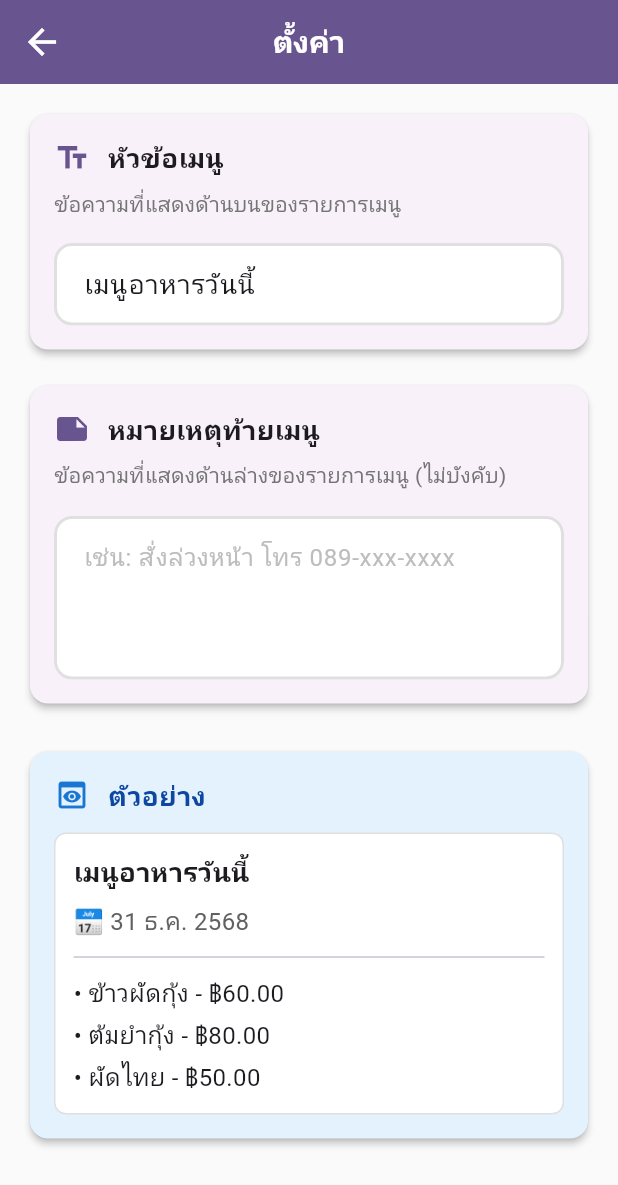
After one commit to ppp3ppj/food_book, a Flutter app: the SettingsScreen screen opened by its route, after a tap on the "arrow back" icon, on a phone screen of 412 x 824 dp. The commit adds this screen. Shown: the top 1185 px of the screen. Run offline on Flutter 3.47's test engine with Material 3 defaults, Android fonts, the phone set to English and light mode, and no system bars; our stand-ins replace flutter_hooks, flutter_riverpod, go_router, hooks_riverpod, shared_preferences; missing offline and left inert: sqlite3; accounts and stored records are empty.

Commit message:
Add settings provider and screen for menu configuration; implement header and footer text management with user input

```diff
--- /dev/null
+++ b/lib/providers/settings_provider.dart
@@ -0,0 +1,55 @@
+import 'package:flutter_riverpod/flutter_riverpod.dart';
+import 'package:shared_preferences/shared_preferences.dart';
+import '../models/settings_model.dart';
+
+/// Settings state provider
+class SettingsNotifier extends Notifier<SettingsModel> {
+  @override
+  SettingsModel build() {
+    _loadSettings();
+    return SettingsModel();
+  }
+
+  /// Load settings from shared preferences
+  Future<void> _loadSettings() async {
+    try {
+      final prefs = await SharedPreferences.getInstance();
+      final headerText = prefs.getString('menuHeaderText') ?? 'เมนูอาหารวันนี้';
+      final footerNote = prefs.getString('menuFooterNote') ?? '';
+
+      state = SettingsModel(
+        menuHeaderText: headerText,
+        menuFooterNote: footerNote,
+      );
+    } catch (e) {
+      print('❌ Error loading settings: $e');
+    }
+  }
+
+  /// Update header text
+  Future<void> updateHeaderText(String text) async {
+    try {
+      final prefs = await SharedPreferences.getInstance();
+      await prefs.setString('menuHeaderText', text);
+      state = state.copyWith(menuHeaderText: text);
+    } catch (e) {
+      print('❌ Error saving header text: $e');
+    }
+  }
+
+  /// Update footer note
+  Future<void> updateFooterNote(String note) async {
+    try {
+      final prefs = await SharedPreferences.getInstance();
+      await prefs.setString('menuFooterNote', note);
+      state = state.copyWith(menuFooterNote: note);
+    } catch (e) {
+      print('❌ Error saving footer note: $e');
+    }
+  }
+}
+
+/// Settings provider
+final settingsProvider = NotifierProvider<SettingsNotifier, SettingsModel>(() {
+  return SettingsNotifier();
+});
--- a/lib/router/app_router.dart
+++ b/lib/router/app_router.dart
@@ -4,6 +4,7 @@ import 'package:go_router/go_router.dart';
 import '../views/item_list_screen.dart';
 import '../views/add_item_screen.dart';
 import '../views/edit_item_screen.dart';
+import '../views/settings_screen.dart';
 import '../models/item_model.dart';
 
 /// Route paths as constants for type safety and easy refactoring
@@ -11,6 +12,7 @@ class AppRoutes {
   static const String home = '/';
   static const String addItem = '/add-item';
   static const String editItem = '/edit-item';
+  static const String settings = '/settings';
 }
 
 /// GoRouter configuration provider
@@ -25,9 +27,8 @@ final goRouterProvider = Provider<GoRouter>((ref) {
       GoRoute(
         path: AppRoutes.home,
         name: 'home',
-        pageBuilder: (context, state) => const MaterialPage(
-          child: ItemListScreen(),
-        ),
+        pageBuilder: (context, state) =>
+            const MaterialPage(child: ItemListScreen()),
       ),
 
       // Add Item route
@@ -36,9 +37,7 @@ final goRouterProvider = Provider<GoRouter>((ref) {
         name: 'add-item',
         pageBuilder: (context, state) {
           final date = state.extra as String?;
-          return MaterialPage(
-            child: AddItemScreen(date: date),
-          );
+          return MaterialPage(child: AddItemScreen(date: date));
         },
       ),
 
@@ -55,6 +54,14 @@ final goRouterProvider = Provider<GoRouter>((ref) {
           );
         },
       ),
+
+      // Settings route
+      GoRoute(
+        path: AppRoutes.settings,
+        name: 'settings',
+        pageBuilder: (context, state) =>
+            const MaterialPage(child: SettingsScreen()),
+      ),
     ],
 
     // Error handling
@@ -66,10 +73,7 @@ final goRouterProvider = Provider<GoRouter>((ref) {
           children: [
             const Icon(Icons.error_outline, size: 64, color: Colors.red),
             const SizedBox(height: 16),
-            Text(
-              'Page not found: ${state.uri}',
-              textAlign: TextAlign.center,
-            ),
+            Text('Page not found: ${state.uri}', textAlign: TextAlign.center),
             const SizedBox(height: 24),
             ElevatedButton(
               onPressed: () => context.go(AppRoutes.home),
--- /dev/null
+++ b/lib/views/settings_screen.dart
@@ -0,0 +1,299 @@
+import 'package:flutter/material.dart';
+import 'package:flutter_hooks/flutter_hooks.dart';
+import 'package:go_router/go_router.dart';
+import 'package:hooks_riverpod/hooks_riverpod.dart';
+import '../providers/settings_provider.dart';
+
+/// Settings Screen - Configure menu export settings
+class SettingsScreen extends HookConsumerWidget {
+  const SettingsScreen({super.key});
+
+  @override
+  Widget build(BuildContext context, WidgetRef ref) {
+    final settings = ref.watch(settingsProvider);
+    final headerController = useTextEditingController(
+      text: settings.menuHeaderText,
+    );
+    final footerController = useTextEditingController(
+      text: settings.menuFooterNote,
+    );
+
+    return Scaffold(
+      backgroundColor: Colors.grey[50],
+      appBar: AppBar(
+        title: const Text(
+          'ตั้งค่า',
+          style: TextStyle(fontSize: 20, fontWeight: FontWeight.bold),
+        ),
+        centerTitle: true,
+        backgroundColor: Theme.of(context).colorScheme.primary,
+        foregroundColor: Colors.white,
+        elevation: 0,
+        toolbarHeight: 56,
+        leading: IconButton(
+          icon: const Icon(Icons.arrow_back, size: 28),
+          onPressed: () => context.pop(),
+        ),
+      ),
+      body: ListView(
+        padding: const EdgeInsets.all(16),
+        children: [
+          // Header Section
+          Card(
+            elevation: 2,
+            shape: RoundedRectangleBorder(
+              borderRadius: BorderRadius.circular(12),
+            ),
+            child: Padding(
+              padding: const EdgeInsets.all(16.0),
+              child: Column(
+                crossAxisAlignment: CrossAxisAlignment.start,
+                children: [
+                  Row(
+                    children: [
+                      Icon(
+                        Icons.text_fields,
+                        size: 24,
+                        color: Theme.of(context).colorScheme.primary,
+                      ),
+                      const SizedBox(width: 12),
+                      const Text(
+                        'หัวข้อเมนู',
+                        style: TextStyle(
+                          fontSize: 18,
+                          fontWeight: FontWeight.bold,
+                        ),
+                      ),
+                    ],
+                  ),
+                  const SizedBox(height: 8),
+                  Text(
+                    'ข้อความที่แสดงด้านบนของรายการเมนู',
+                    style: TextStyle(fontSize: 14, color: Colors.grey[600]),
+                  ),
+                  const SizedBox(height: 16),
+                  TextField(
+                    controller: headerController,
+                    style: const TextStyle(fontSize: 18),
+                    decoration: InputDecoration(
+                      hintText: 'เช่น: เมนูอาหารวันนี้',
+                      hintStyle: TextStyle(
+                        fontSize: 16,
+                        color: Colors.grey[400],
+                      ),
+                      filled: true,
+                      fillColor: Colors.white,
+                      border: OutlineInputBorder(
+                        borderRadius: BorderRadius.circular(12),
+                        borderSide: BorderSide(
+                          color: Colors.grey[300]!,
+                          width: 2,
+                        ),
+                      ),
+                      enabledBorder: OutlineInputBorder(
+                        borderRadius: BorderRadius.circular(12),
+                        borderSide: BorderSide(
+                          color: Colors.grey[300]!,
+                          width: 2,
+                        ),
+                      ),
+                      focusedBorder: OutlineInputBorder(
+                        borderRadius: BorderRadius.circular(12),
+                        borderSide: BorderSide(
+                          color: Theme.of(context).colorScheme.primary,
+                          width: 2,
+                        ),
+                      ),
+                      contentPadding: const EdgeInsets.symmetric(
+                        horizontal: 16,
+                        vertical: 14,
+                      ),
+                    ),
+                    onChanged: (value) {
+                      ref
+                          .read(settingsProvider.notifier)
+                          .updateHeaderText(value);
+                    },
+                  ),
+                ],
+              ),
+            ),
+          ),
+          const SizedBox(height: 16),
+
+          // Footer Section
+          Card(
+            elevation: 2,
+            shape: RoundedRectangleBorder(
+              borderRadius: BorderRadius.circular(12),
+            ),
+            child: Padding(
+              padding: const EdgeInsets.all(16.0),
+              child: Column(
+                crossAxisAlignment: CrossAxisAlignment.start,
+                children: [
+                  Row(
+                    children: [
+                      Icon(
+                        Icons.note,
+                        size: 24,
+                        color: Theme.of(context).colorScheme.primary,
+                      ),
+                      const SizedBox(width: 12),
+                      const Text(
+                        'หมายเหตุท้ายเมนู',
+                        style: TextStyle(
+                          fontSize: 18,
+                          fontWeight: FontWeight.bold,
+                        ),
+                      ),
+                    ],
+                  ),
+                  const SizedBox(height: 8),
+                  Text(
+                    'ข้อความที่แสดงด้านล่างของรายการเมนู (ไม่บังคับ)',
+                    style: TextStyle(fontSize: 14, color: Colors.grey[600]),
+                  ),
+                  const SizedBox(height: 16),
+                  TextField(
+                    controller: footerController,
+                    style: const TextStyle(fontSize: 18),
+                    maxLines: 3,
+                    decoration: InputDecoration(
+                      hintText: 'เช่น: สั่งล่วงหน้า โทร 089-xxx-xxxx',
+                      hintStyle: TextStyle(
+                        fontSize: 16,
+                        color: Colors.grey[400],
+                      ),
+                      filled: true,
+                      fillColor: Colors.white,
+                      border: OutlineInputBorder(
+                        borderRadius: BorderRadius.circular(12),
+                        borderSide: BorderSide(
+                          color: Colors.grey[300]!,
+                          width: 2,
+                        ),
+                      ),
+                      enabledBorder: OutlineInputBorder(
+                        borderRadius: BorderRadius.circular(12),
+                        borderSide: BorderSide(
+                          color: Colors.grey[300]!,
+                          width: 2,
+                        ),
+                      ),
+                      focusedBorder: OutlineInputBorder(
+                        borderRadius: BorderRadius.circular(12),
+                        borderSide: BorderSide(
+                          color: Theme.of(context).colorScheme.primary,
+                          width: 2,
+                        ),
+                      ),
+                      contentPadding: const EdgeInsets.symmetric(
+                        horizontal: 16,
+                        vertical: 14,
+                      ),
+                    ),
+                    onChanged: (value) {
+                      ref
+                          .read(settingsProvider.notifier)
+                          .updateFooterNote(value);
+                    },
+                  ),
+                ],
+              ),
+            ),
+          ),
+          const SizedBox(height: 24),
+
+          // Preview Section
+          Card(
+            elevation: 2,
+            color: Colors.blue[50],
+            shape: RoundedRectangleBorder(
+              borderRadius: BorderRadius.circular(12),
+            ),
+            child: Padding(
+              padding: const EdgeInsets.all(16.0),
+              child: Column(
+                crossAxisAlignment: CrossAxisAlignment.start,
+                children: [
+                  Row(
+                    children: [
+                      Icon(Icons.preview, size: 24, color: Colors.blue[700]),
+                      const SizedBox(width: 12),
+                      Text(
+                        'ตัวอย่าง',
+                        style: TextStyle(
+                          fontSize: 18,
+                          fontWeight: FontWeight.bold,
+                          color: Colors.blue[900],
+                        ),
+                      ),
+                    ],
+                  ),
+                  const SizedBox(height: 12),
+                  Container(
+                    padding: const EdgeInsets.all(12),
+                    decoration: BoxDecoration(
+                      color: Colors.white,
+                      borderRadius: BorderRadius.circular(8),
+                      border: Border.all(color: Colors.grey[300]!),
+                    ),
+                    child: Column(
+                      crossAxisAlignment: CrossAxisAlignment.start,
+                      children: [
+                        Text(
+                          headerController.text.isEmpty
+                              ? 'เมนูอาหารวันนี้'
+                              : headerController.text,
+                          style: const TextStyle(
+                            fontSize: 18,
+                            fontWeight: FontWeight.bold,
+                          ),
+                        ),
+                        const SizedBox(height: 8),
+                        Text(
+                          '📅 31 ธ.ค. 2568',
+                          style: TextStyle(
+                            fontSize: 16,
+                            color: Colors.grey[700],
+                          ),
+                        ),
+                        const Divider(height: 24),
+                        const Text(
+                          '• ข้าวผัดกุ้ง - ฿60.00',
+                          style: TextStyle(fontSize: 16),
+                        ),
+                        const SizedBox(height: 4),
+                        const Text(
+                          '• ต้มยำกุ้ง - ฿80.00',
+                          style: TextStyle(fontSize: 16),
+                        ),
+                        const SizedBox(height: 4),
+                        const Text(
+                          '• ผัดไทย - ฿50.00',
+                          style: TextStyle(fontSize: 16),
+                        ),
+                        if (footerController.text.isNotEmpty) ...[
+                          const Divider(height: 24),
+                          Text(
+                            footerController.text,
+                            style: TextStyle(
+                              fontSize: 15,
+                              color: Colors.grey[700],
+                              fontStyle: FontStyle.italic,
+                            ),
+                          ),
+                        ],
+                      ],
+                    ),
+                  ),
+                ],
+              ),
+            ),
+          ),
+        ],
+      ),
+    );
+  }
+}
```
Also changed, not shown: lib/views/item_list_screen.dart (+185 -33 lines).
